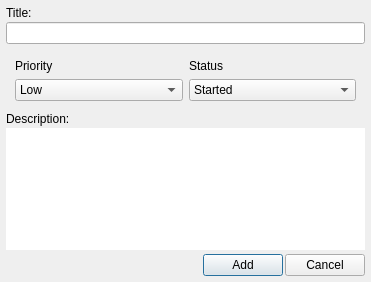
Old version of the form Organiser/gui/dialogs/dialogcard.ui in the repository lit-uriy/KanbanOrganiser.
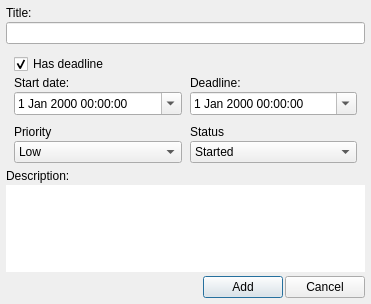
New version of the form.

Commit message: Added start time and deadline time

Diff of the .ui file:
```diff
--- a/Organiser/gui/dialogs/dialogcard.ui
+++ b/Organiser/gui/dialogs/dialogcard.ui
@@ -7,13 +7,13 @@
     <x>0</x>
     <y>0</y>
     <width>371</width>
-    <height>282</height>
+    <height>304</height>
    </rect>
   </property>
   <property name="minimumSize">
    <size>
-    <width>240</width>
-    <height>160</height>
+    <width>300</width>
+    <height>300</height>
    </size>
   </property>
   <property name="windowTitle">
@@ -79,9 +79,95 @@
         </property>
        </spacer>
       </item>
+      <item>
+       <widget class="QWidget" name="wdtDeadline" native="true">
+        <property name="minimumSize">
+         <size>
+          <width>0</width>
+          <height>0</height>
+         </size>
+        </property>
+        <layout class="QGridLayout" name="gridLayout_2">
+         <property name="leftMargin">
+          <number>8</number>
+         </property>
+         <property name="topMargin">
+          <number>4</number>
+         </property>
+         <property name="rightMargin">
+          <number>8</number>
+         </property>
+         <property name="bottomMargin">
+          <number>4</number>
+         </property>
+         <property name="horizontalSpacing">
+          <number>8</number>
+         </property>
+         <property name="verticalSpacing">
+          <number>2</number>
+         </property>
+         <item row="3" column="0">
+          <widget class="QDateTimeEdit" name="dteStartTime">
+           <property name="calendarPopup">
+            <bool>true</bool>
+           </property>
+          </widget>
+         </item>
+         <item row="1" column="0">
+          <widget class="QLabel" name="label_5">
+           <property name="text">
+            <string>Start date:</string>
+           </property>
+          </widget>
+         </item>
+         <item row="1" column="1">
+          <widget class="QLabel" name="label_6">
+           <property name="text">
+            <string>Deadline:</string>
+           </property>
+          </widget>
+         </item>
+         <item row="3" column="1">
+          <widget class="QDateTimeEdit" name="dteDeadline">
+           <property name="calendarPopup">
+            <bool>true</bool>
+           </property>
+          </widget>
+         </item>
+         <item row="0" column="0" colspan="2">
+          <widget class="QCheckBox" name="cbxHasDeadline">
+           <property name="text">
+            <string>Has deadline</string>
+           </property>
+           <property name="checked">
+            <bool>true</bool>
+           </property>
+          </widget>
+         </item>
+        </layout>
+       </widget>
+      </item>
       <item>
        <widget class="QWidget" name="widget_3" native="true">
         <layout class="QGridLayout" name="gridLayout">
+         <property name="leftMargin">
+          <number>8</number>
+         </property>
+         <property name="topMargin">
+          <number>4</number>
+         </property>
+         <property name="rightMargin">
+          <number>8</number>
+         </property>
+         <property name="bottomMargin">
+          <number>4</number>
+         </property>
+         <property name="horizontalSpacing">
+          <number>8</number>
+         </property>
+         <property name="verticalSpacing">
+          <number>2</number>
+         </property>
          <item row="0" column="0">
           <widget class="QLabel" name="label_3">
            <property name="text">
```
The commit also changes 29 other files.
